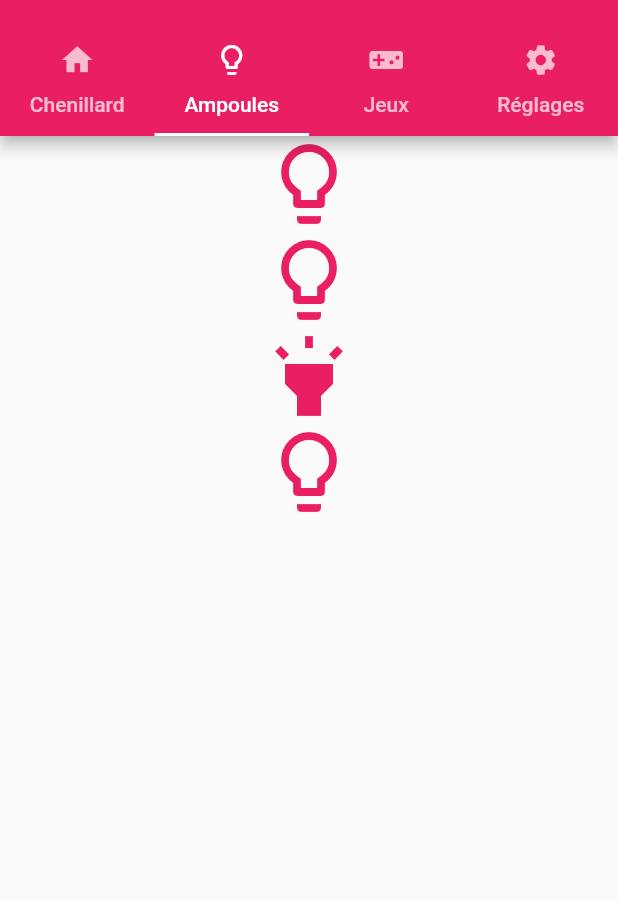
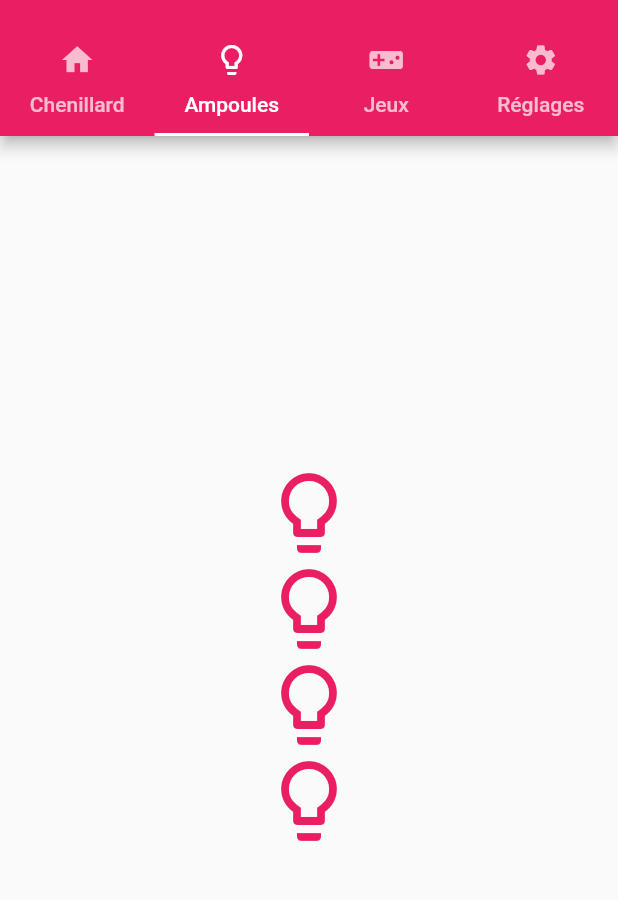
Before and after one commit to benoit-bernier/knxProject, a Flutter app: the screen it shows after launch, tab 2 chosen, on a phone screen of 412 x 824 dp, the part 59-959 px from its top. Run offline on Flutter 3.47's test engine with Material 2 defaults, Android fonts, the phone set to English and light mode, and no system bars; missing offline and left inert: socket_io.

Commit message:
ajout on leds

```diff
--- a/flutter_app/lib/main.dart
+++ b/flutter_app/lib/main.dart
@@ -63,6 +63,7 @@ class _MyAppState extends State<MyApp> {
   @override
   Widget build(BuildContext context) {
     if (!isConnectedToServer) {
+      //TODO: debug waiter
       return Center(
         child: Column(
           mainAxisAlignment: MainAxisAlignment.center,
@@ -118,32 +119,7 @@ class _MyAppState extends State<MyApp> {
             ],
           ),
         ),
-        Center(
-            //TODO:Add Icons updating xwith socket.on("state_led")
-            child: Column(
-          children: <Widget>[
-            Icon(
-              Icons.lightbulb_outline,
-              size: 64.0,
-              color: Colors.pink,
-            ),
-            Icon(
-              Icons.lightbulb_outline,
-              size: 64.0,
-              color: Colors.pink,
-            ),
-            Icon(
-              Icons.highlight,
-              size: 64.0,
-              color: Colors.pink,
-            ),
-            Icon(
-              Icons.lightbulb_outline,
-              size: 64.0,
-              color: Colors.pink,
-            ),
-          ],
-        )),
+        StateLedsWidget(channel: socket),
         Center(child: Builder(
             // Create an inner BuildContext so that the onPressed methods
             // can refer to the Scaffold with Scaffold.of().
@@ -393,7 +369,6 @@ class _PlayPauseWidgetState extends State<PlayPauseWidget> {
           ),
         ]);
   }
-
   toServer(String mStr) async {
     print("Play pause !");
     await widget.channel.emit("events", [
@@ -526,3 +501,61 @@ class _Simon extends MaterialPageRoute<String> {
                   ])));
         });
 }
+
+
+class StateLedsWidget extends StatefulWidget {
+  final channel;
+
+  StateLedsWidget({Key key, @required this.channel}) : super(key: key);
+  @override
+  State<StatefulWidget> createState() => _StateLedsWidgetState();
+}
+
+class _StateLedsWidgetState extends State<StateLedsWidget> {
+  bool _led1 = false;
+  bool _led2 = false;
+  bool _led3 = false;
+  bool _led4 = false;
+
+  @override
+  Widget build(BuildContext context) {
+    listen();
+    return Column(
+        mainAxisAlignment: MainAxisAlignment.center,
+        children: <Widget>[
+          Center(
+            //TODO:Add Icons updating xwith socket.on("state_led")
+              child: Column(
+                children: <Widget>[
+                  Icon(
+                    _led1?Icons.highlight:Icons.lightbulb_outline,
+                    size: 64.0,
+                    color: Colors.pink,
+                  ),
+                  Icon(
+                    _led2?Icons.highlight:Icons.lightbulb_outline,
+                    size: 64.0,
+                    color: Colors.pink,
+                  ),
+                  Icon(
+                    _led3?Icons.highlight:Icons.lightbulb_outline,
+                    size: 64.0,
+                    color: Colors.pink,
+                  ),
+                  Icon(
+                    _led4?Icons.highlight:Icons.lightbulb_outline,
+                    size: 64.0,
+                    color: Colors.pink,
+                  ),
+                ],
+              )),
+        ]);
+  }
+  listen() async{
+    print("listening");
+    await widget.channel.on('state_led', (mData) {
+      print("${mData['cmd']}");
+      print("${mData['data']}");
+    });
+  }
+}
```
